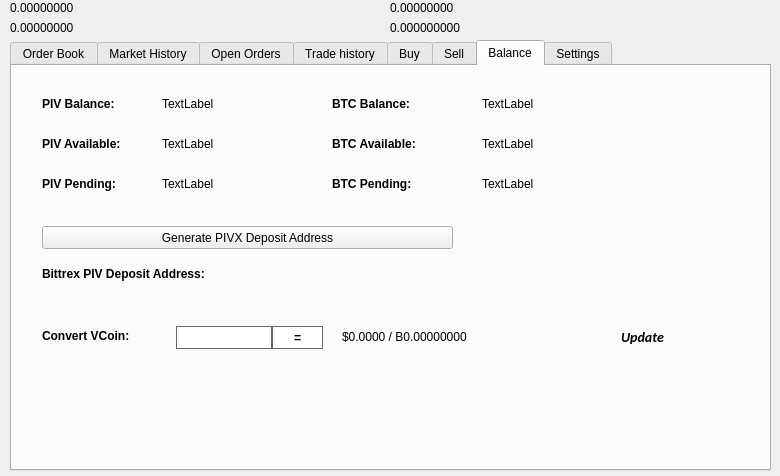
This is src/qt/forms/tradingdialog.ui in Samsufi/galerians as Qt 5 draws it before an edit. The edited form follows.
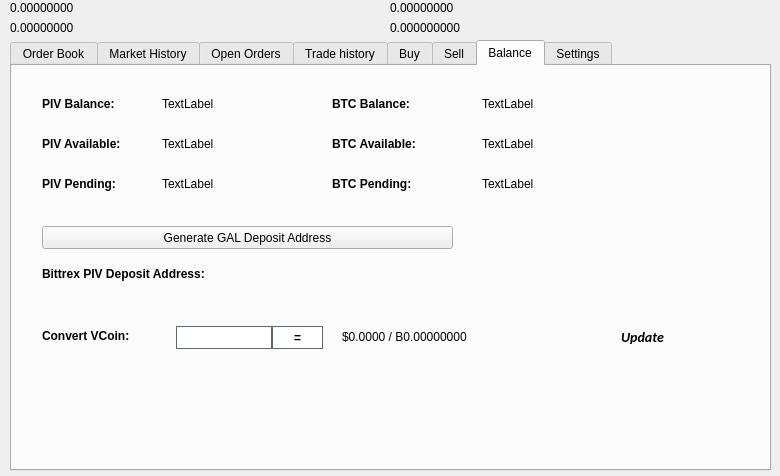
This is the edited form. The open tabs and pages were chosen to show the change. Icons and pictures are not drawn.

```diff
--- a/src/qt/forms/tradingdialog.ui
+++ b/src/qt/forms/tradingdialog.ui
@@ -2941,7 +2941,7 @@
       </rect>
      </property>
      <property name="text">
-      <string>Generate PIVX Deposit Address</string>
+      <string>Generate GAL Deposit Address</string>
      </property>
      <property name="icon">
       <iconset resource="../pivx.qrc">
```
Left out of the diff: 14 changed lines with no effect on the pictures.
